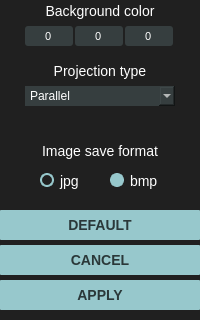
N0L1CK/3DViewer_v1, file ui/settings.ui: the form before one commit; both pictures show x 0 to 200 and y 280 to 600 of the 200 by 600 pixel window.
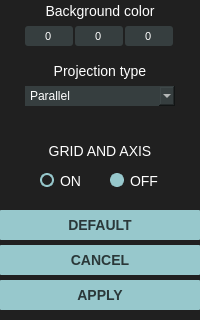
The form after the commit.

```diff
--- a/ui/settings.ui
+++ b/ui/settings.ui
@@ -1105,7 +1105,7 @@
 font-size: 14px;</string>
    </property>
    <property name="text">
-    <string>Image save format</string>
+    <string>GRID AND AXIS</string>
    </property>
    <property name="scaledContents">
     <bool>true</bool>
@@ -1152,7 +1152,7 @@
 </string>
    </property>
    <property name="text">
-    <string>bmp</string>
+    <string>OFF</string>
    </property>
    <property name="checked">
     <bool>false</bool>
@@ -1193,7 +1193,7 @@
 </string>
    </property>
    <property name="text">
-    <string>jpg</string>
+    <string>ON</string>
    </property>
    <property name="checked">
     <bool>true</bool>
```
Left out of the diff: 4 changed lines with no effect on the pictures.
